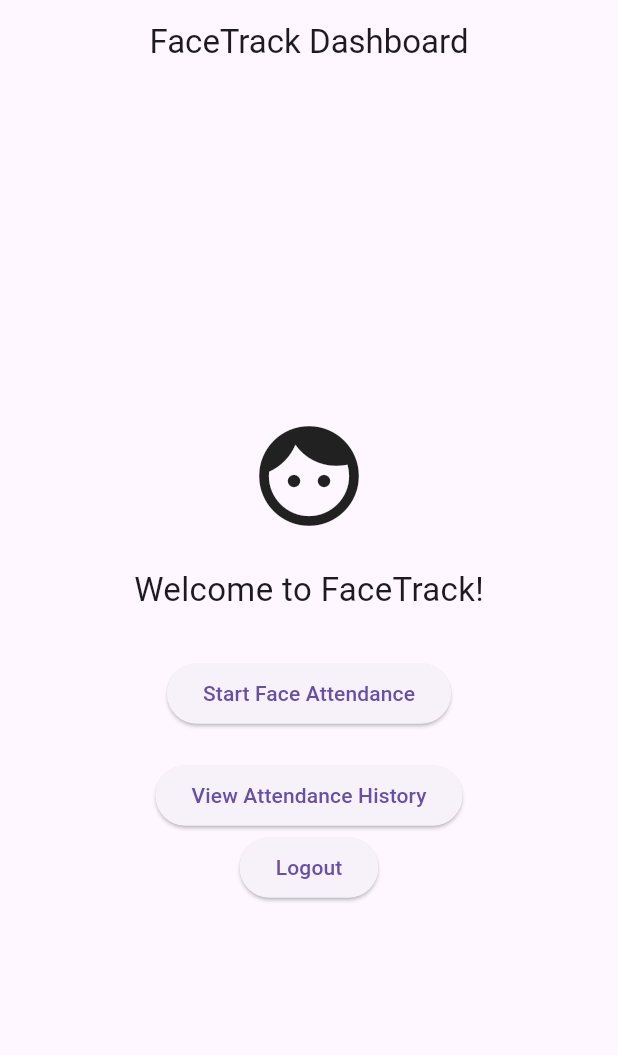
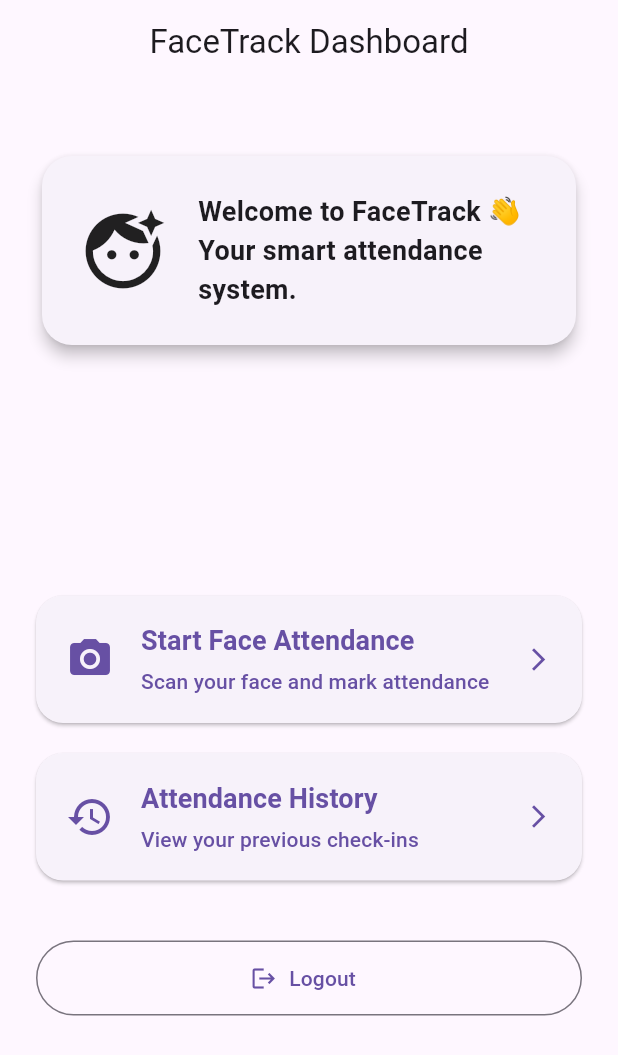
Before and after one commit to mhmadhfz/facetrack, a Flutter app: the HomeScreen screen opened directly, on a phone screen of 412 x 824 dp. Shown: the top 1055 px of the screen. Run offline on Flutter 3.47's test engine with Material 3 defaults, Android fonts, the phone set to English and light mode, and no system bars; our stand-ins replace camera, shared_preferences; missing offline and left inert: google_mlkit_face_detection; accounts and stored records are empty.

Commit message:
git commit -m "Improve home dashboard UI layout and navigation"

```diff
--- a/lib/screens/home_screen.dart
+++ b/lib/screens/home_screen.dart
@@ -1,4 +1,5 @@
 import 'package:flutter/material.dart';
+
 import 'face_scan_screen.dart';
 import 'attendance_history_screen.dart';
 import '../services/auth_service.dart';
@@ -13,52 +14,100 @@ class HomeScreen extends StatelessWidget {
       appBar: AppBar(
         title: const Text("FaceTrack Dashboard"),
         centerTitle: true,
+        elevation: 0,
       ),
-      body: Center(
+      body: Padding(
+        padding: const EdgeInsets.all(24),
+        child: Column(
+          children: [
+            const SizedBox(height: 20),
+
+            // ✅ Top Welcome Card
+            Card(
+              shape: RoundedRectangleBorder(
+                borderRadius: BorderRadius.circular(20),
+              ),
+              elevation: 4,
+              child: Padding(
+                padding: const EdgeInsets.all(24),
+                child: Row(
+                  children: const [
+                    Icon(Icons.face_retouching_natural, size: 60),
+                    SizedBox(width: 20),
+                    Expanded(
+                      child: Text(
+                        "Welcome to FaceTrack 👋\nYour smart attendance system.",
+                        style: TextStyle(
+                          fontSize: 18,
+                          fontWeight: FontWeight.w600,
+                        ),
+                      ),
+                    ),
+                  ],
+                ),
+              ),
+            ),
+
+            const SizedBox(height: 40),
+
+            // ✅ Dashboard Buttons
+            Expanded(
               child: Column(
                 mainAxisAlignment: MainAxisAlignment.center,
                 children: [
-            const Icon(Icons.face, size: 80),
-            const SizedBox(height: 20),
-            const Text("Welcome to FaceTrack!", style: TextStyle(fontSize: 22)),
-            const SizedBox(height: 30),
-
-            ElevatedButton(
-              onPressed: () {
+                  DashboardButton(
+                    icon: Icons.camera_alt,
+                    title: "Start Face Attendance",
+                    subtitle: "Scan your face and mark attendance",
+                    onTap: () {
                       Navigator.push(
                         context,
                         MaterialPageRoute(
-                    builder: (context) => const FaceScanScreen(),
+                          builder: (_) => const FaceScanScreen(),
                         ),
                       );
                     },
-              child: const Text("Start Face Attendance"),
                   ),
 
                   const SizedBox(height: 20),
 
-            ElevatedButton(
-              onPressed: () {
+                  DashboardButton(
+                    icon: Icons.history,
+                    title: "Attendance History",
+                    subtitle: "View your previous check-ins",
+                    onTap: () {
                       Navigator.push(
                         context,
                         MaterialPageRoute(
-                    builder: (context) => const AttendanceHistoryScreen(),
+                          builder: (_) => const AttendanceHistoryScreen(),
                         ),
                       );
                     },
-              child: const Text("View Attendance History"),
                   ),
 
-            ElevatedButton(
+                  const SizedBox(height: 40),
+
+                  // ✅ Logout Button (Separated)
+                  SizedBox(
+                    width: double.infinity,
+                    height: 50,
+                    child: OutlinedButton.icon(
+                      icon: const Icon(Icons.logout),
+                      label: const Text("Logout"),
                       onPressed: () async {
                         await AuthService.logout();
 
                         Navigator.pushReplacement(
                           context,
-                  MaterialPageRoute(builder: (_) => const LoginScreen()),
+                          MaterialPageRoute(
+                            builder: (_) => const LoginScreen(),
+                          ),
                         );
                       },
-              child: const Text("Logout"),
+                    ),
+                  ),
+                ],
+              ),
             ),
           ],
         ),
@@ -66,3 +115,62 @@ class HomeScreen extends StatelessWidget {
     );
   }
 }
+
+//
+// ✅ Custom Dashboard Button Widget
+//
+class DashboardButton extends StatelessWidget {
+  final IconData icon;
+  final String title;
+  final String subtitle;
+  final VoidCallback onTap;
+
+  const DashboardButton({
+    super.key,
+    required this.icon,
+    required this.title,
+    required this.subtitle,
+    required this.onTap,
+  });
+
+  @override
+  Widget build(BuildContext context) {
+    return SizedBox(
+      width: double.infinity,
+      height: 85,
+      child: ElevatedButton(
+        style: ElevatedButton.styleFrom(
+          shape: RoundedRectangleBorder(
+            borderRadius: BorderRadius.circular(18),
+          ),
+          padding: const EdgeInsets.symmetric(horizontal: 20),
+        ),
+        onPressed: onTap,
+        child: Row(
+          children: [
+            Icon(icon, size: 32),
+            const SizedBox(width: 18),
+            Expanded(
+              child: Column(
+                mainAxisAlignment: MainAxisAlignment.center,
+                crossAxisAlignment: CrossAxisAlignment.start,
+                children: [
+                  Text(
+                    title,
+                    style: const TextStyle(
+                      fontSize: 18,
+                      fontWeight: FontWeight.bold,
+                    ),
+                  ),
+                  const SizedBox(height: 4),
+                  Text(subtitle, style: const TextStyle(fontSize: 14)),
+                ],
+              ),
+            ),
+            const Icon(Icons.arrow_forward_ios, size: 18),
+          ],
+        ),
+      ),
+    );
+  }
+}
```
Lines whose indentation alone changed are shown as unchanged.
